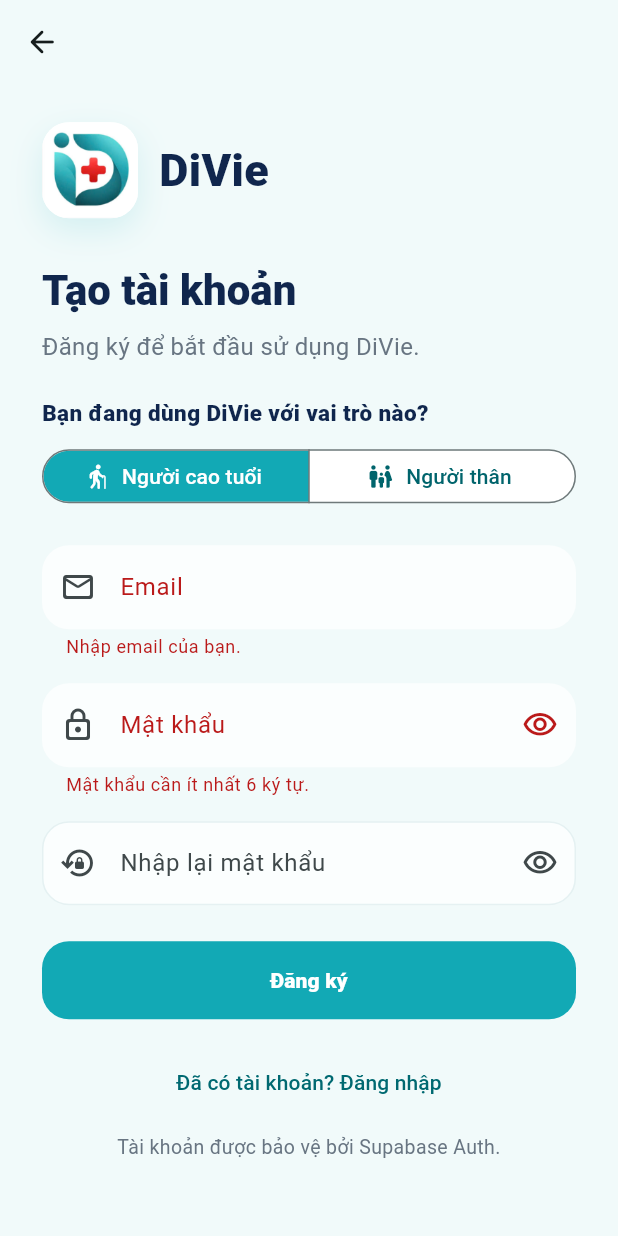
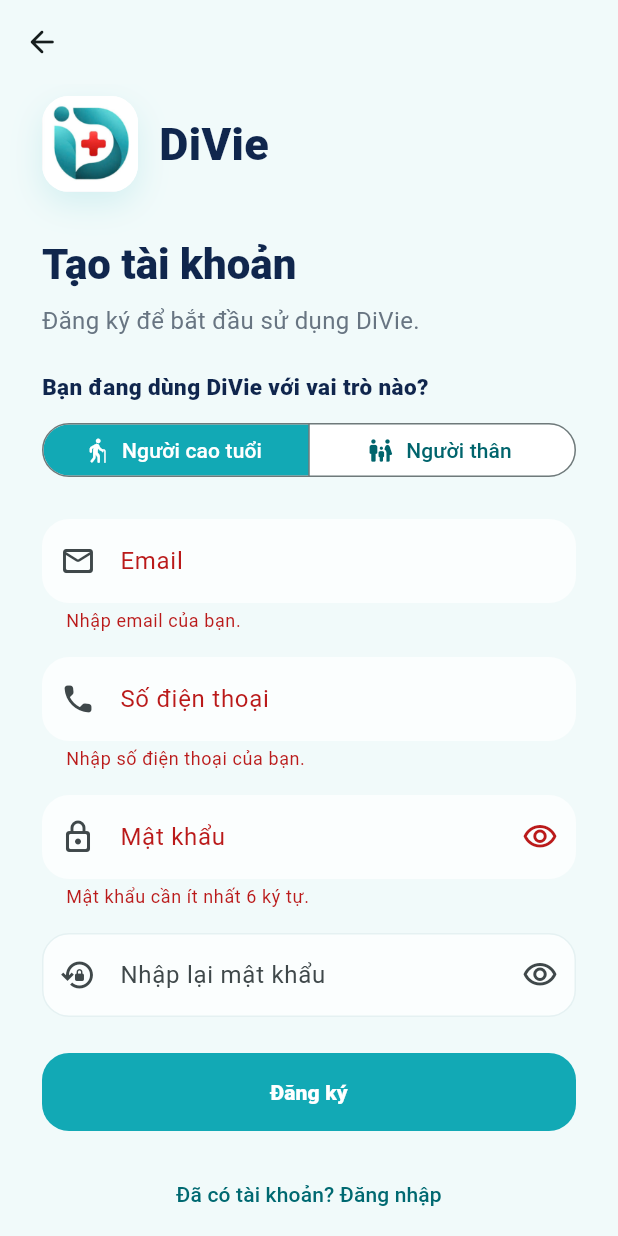
Before and after one commit to khoaminh-dev/divie, a Flutter app: the SignUpPage screen opened directly, after a tap on "Đăng ký", on a phone screen of 412 x 824 dp. Run offline on Flutter 3.47's test engine with Material 3 defaults, Android fonts, the phone set to English and light mode, and no system bars; our stand-ins replace flutter_contacts, flutter_local_notifications, flutter_tts, image_picker, shared_preferences, speech_to_text and 2 more; accounts and stored records are empty; statements that could not run were skipped.

```diff
--- a/app/lib/features/auth/sign_up_page.dart
+++ b/app/lib/features/auth/sign_up_page.dart
@@ -16,6 +16,7 @@
 class _SignUpPageState extends State<SignUpPage> {
   final _formKey = GlobalKey<FormState>();
   final _emailController = TextEditingController();
+  final _phoneController = TextEditingController();
   final _passwordController = TextEditingController();
   final _confirmPasswordController = TextEditingController();
 
@@ -28,6 +29,7 @@
   @override
   void dispose() {
     _emailController.dispose();
+    _phoneController.dispose();
     _passwordController.dispose();
     _confirmPasswordController.dispose();
     super.dispose();
@@ -37,6 +39,7 @@
     if (!_formKey.currentState!.validate()) return;
 
     final email = _emailController.text.trim().toLowerCase();
+    final phone = _normalizePhone(_phoneController.text);
 
     setState(() {
       _errorMessage = null;
@@ -47,7 +50,7 @@
       final response = await Supabase.instance.client.auth.signUp(
         email: email,
         password: _passwordController.text,
-        data: {'divie_role': _role.storageValue},
+        data: {'divie_role': _role.storageValue, 'phone_number': phone},
       );
 
       if (!mounted) return;
@@ -210,6 +213,25 @@
                     ),
                     const SizedBox(height: 16),
                     TextFormField(
+                      controller: _phoneController,
+                      keyboardType: TextInputType.phone,
+                      textInputAction: TextInputAction.next,
+                      autofillHints: const [AutofillHints.telephoneNumber],
+                      decoration: _inputDecoration(
+                        'Số điện thoại',
+                        Icons.phone_rounded,
+                      ),
+                      validator: (value) {
+                        final phone = _normalizePhone(value ?? '');
+                        if (phone.isEmpty) return 'Nhập số điện thoại của bạn.';
+                        if (!RegExp(r'^0(?:3|5|7|8|9)\d{8}$').hasMatch(phone)) {
+                          return 'Nhập số điện thoại Việt Nam hợp lệ.';
+                        }
+                        return null;
+                      },
+                    ),
+                    const SizedBox(height: 16),
+                    TextFormField(
                       controller: _passwordController,
                       obscureText: _obscurePassword,
                       textInputAction: TextInputAction.next,
@@ -344,6 +366,15 @@
       ),
     );
   }
+
+  static String _normalizePhone(String value) {
+    final digits = value.replaceAll(RegExp(r'[^0-9+]'), '');
+    if (digits.startsWith('+84')) return '0${digits.substring(3)}';
+    if (digits.startsWith('84') && digits.length == 11) {
+      return '0${digits.substring(2)}';
+    }
+    return digits;
+  }
 }
 
 class _SignUpBrandHeader extends StatelessWidget {
```
Also changed, not shown: app/lib/core/data/account_profile_service.dart (+12 -2 lines), 1 other file.
